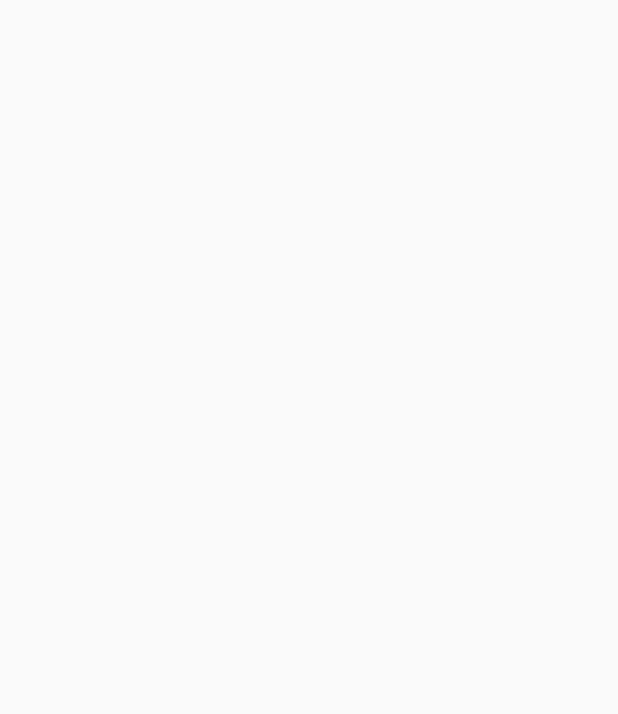
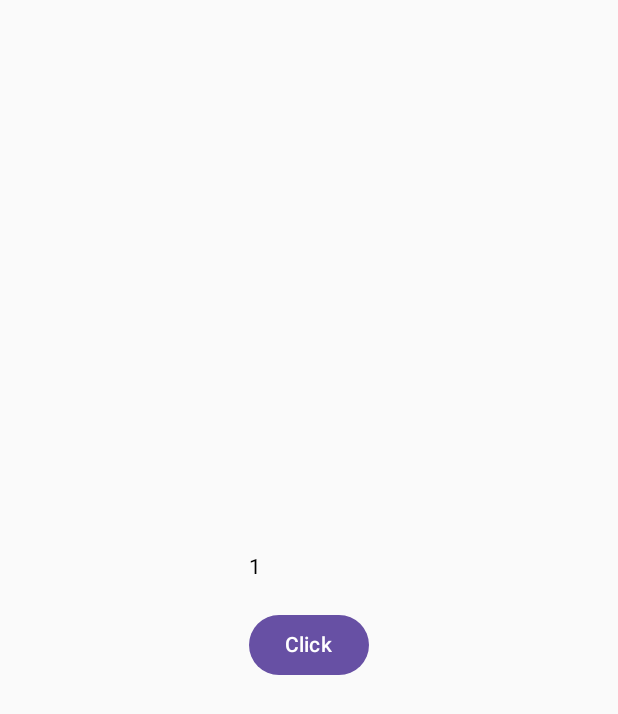
Before and after one commit to deepak252/AndroidJetpackCompose, an Android app built with Jetpack Compose: the screen it shows after launch (MainActivity), on a phone screen of 412 x 824 dp. Before the commit the part shown is empty. Shown: the top 714 px of the screen. Run offline under Robolectric (Android 15) with nearby library versions, the phone set to English and light mode, and no system bars.

Commit message:
Compose State : 1. Passing state as Lambda to child composables

```diff
--- a/app/src/main/java/com/example/jetpackcomposeapp/MainActivity.kt
+++ b/app/src/main/java/com/example/jetpackcomposeapp/MainActivity.kt
@@ -10,13 +10,14 @@ import androidx.compose.material3.Text
 import androidx.compose.runtime.Composable
 import androidx.compose.ui.Modifier
 import androidx.compose.ui.tooling.preview.Preview
+import com.example.jetpackcomposeapp.example1.ExampleScreen1
 import com.example.jetpackcomposeapp.ui.theme.JetpackComposeAppTheme
 
 class MainActivity : ComponentActivity() {
     override fun onCreate(savedInstanceState: Bundle?) {
         super.onCreate(savedInstanceState)
         setContent {
-
+            ExampleScreen1()
         }
     }
 }
--- /dev/null
+++ b/app/src/main/java/com/example/jetpackcomposeapp/example1/ExampleScreen1.kt
@@ -0,0 +1,49 @@
+package com.example.jetpackcomposeapp.example1
+
+import android.util.Log
+import androidx.compose.foundation.layout.Box
+import androidx.compose.foundation.layout.Column
+import androidx.compose.foundation.layout.Spacer
+import androidx.compose.foundation.layout.fillMaxSize
+import androidx.compose.foundation.layout.height
+import androidx.compose.material3.Button
+import androidx.compose.material3.Text
+import androidx.compose.runtime.Composable
+import androidx.compose.runtime.getValue
+import androidx.compose.runtime.setValue
+import androidx.compose.runtime.mutableStateOf
+import androidx.compose.runtime.saveable.rememberSaveable
+import androidx.compose.ui.Alignment
+import androidx.compose.ui.Modifier
+import androidx.compose.ui.unit.dp
+
+// Passing state as Lambda
+@Composable
+fun ExampleScreen1(){
+    var count by rememberSaveable() {
+        mutableStateOf(1)
+    }
+    Log.d("MyTag","State updated")
+    Box(
+        contentAlignment = Alignment.Center,
+        modifier = Modifier.fillMaxSize()
+
+    ){
+        Column() {
+//            Text(text = "$count")  // this approach leads to recomposition on state change
+            CustomText(count = { count }) // Pass state as Lambda to avoid recomposition
+            Spacer(modifier = Modifier.height(20.dp))
+            Button(onClick = {
+                count++
+            }) {
+                Text(text = "Click")
+            }
+        }
+    }
+
+}
+
+@Composable
+private fun CustomText(count : ()->Int){
+    Text(text = "${count()}")
+}
```
